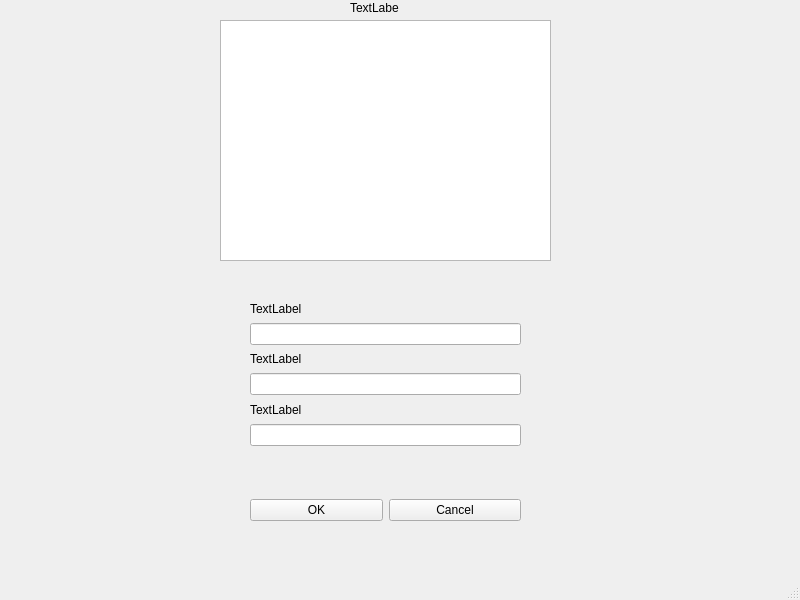
First picture: the form in Diplom2/ui/deleteWin.ui, repository shtorm901/Diplom_Work, before the edit.
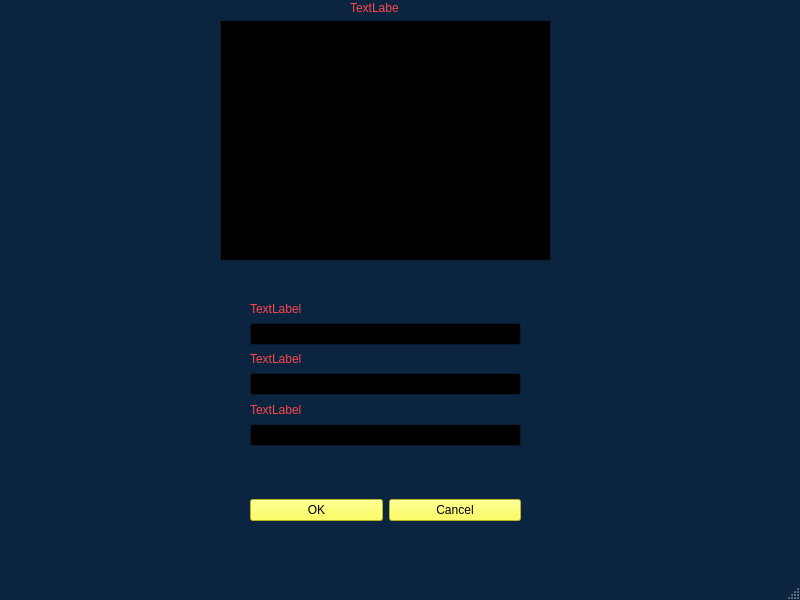
Second picture: the form after the edit.

Patch:
```diff
--- a/Diplom2/ui/deleteWin.ui
+++ b/Diplom2/ui/deleteWin.ui
@@ -10,6 +10,448 @@
     <height>600</height>
    </rect>
   </property>
+  <property name="palette">
+   <palette>
+    <active>
+     <colorrole role="WindowText">
+      <brush brushstyle="SolidPattern">
+       <color alpha="255">
+        <red>255</red>
+        <green>70</green>
+        <blue>73</blue>
+       </color>
+      </brush>
+     </colorrole>
+     <colorrole role="Button">
+      <brush brushstyle="SolidPattern">
+       <color alpha="255">
+        <red>11</red>
+        <green>37</green>
+        <blue>65</blue>
+       </color>
+      </brush>
+     </colorrole>
+     <colorrole role="Light">
+      <brush brushstyle="SolidPattern">
+       <color alpha="255">
+        <red>17</red>
+        <green>56</green>
+        <blue>97</blue>
+       </color>
+      </brush>
+     </colorrole>
+     <colorrole role="Midlight">
+      <brush brushstyle="SolidPattern">
+       <color alpha="255">
+        <red>14</red>
+        <green>46</green>
+        <blue>81</blue>
+       </color>
+      </brush>
+     </colorrole>
+     <colorrole role="Dark">
+      <brush brushstyle="SolidPattern">
+       <color alpha="255">
+        <red>5</red>
+        <green>18</green>
+        <blue>32</blue>
+       </color>
+      </brush>
+     </colorrole>
+     <colorrole role="Mid">
+      <brush brushstyle="SolidPattern">
+       <color alpha="255">
+        <red>7</red>
+        <green>25</green>
+        <blue>43</blue>
+       </color>
+      </brush>
+     </colorrole>
+     <colorrole role="Text">
+      <brush brushstyle="SolidPattern">
+       <color alpha="255">
+        <red>255</red>
+        <green>70</green>
+        <blue>73</blue>
+       </color>
+      </brush>
+     </colorrole>
+     <colorrole role="BrightText">
+      <brush brushstyle="SolidPattern">
+       <color alpha="255">
+        <red>255</red>
+        <green>70</green>
+        <blue>73</blue>
+       </color>
+      </brush>
+     </colorrole>
+     <colorrole role="ButtonText">
+      <brush brushstyle="SolidPattern">
+       <color alpha="255">
+        <red>255</red>
+        <green>70</green>
+        <blue>73</blue>
+       </color>
+      </brush>
+     </colorrole>
+     <colorrole role="Base">
+      <brush brushstyle="SolidPattern">
+       <color alpha="255">
+        <red>0</red>
+        <green>0</green>
+        <blue>0</blue>
+       </color>
+      </brush>
+     </colorrole>
+     <colorrole role="Window">
+      <brush brushstyle="SolidPattern">
+       <color alpha="255">
+        <red>11</red>
+        <green>37</green>
+        <blue>65</blue>
+       </color>
+      </brush>
+     </colorrole>
+     <colorrole role="Shadow">
+      <brush brushstyle="SolidPattern">
+       <color alpha="255">
+        <red>0</red>
+        <green>0</green>
+        <blue>0</blue>
+       </color>
+      </brush>
+     </colorrole>
+     <colorrole role="AlternateBase">
+      <brush brushstyle="SolidPattern">
+       <color alpha="255">
+        <red>5</red>
+        <green>18</green>
+        <blue>32</blue>
+       </color>
+      </brush>
+     </colorrole>
+     <colorrole role="ToolTipBase">
+      <brush brushstyle="SolidPattern">
+       <color alpha="255">
+        <red>255</red>
+        <green>255</green>
+        <blue>220</blue>
+       </color>
+      </brush>
+     </colorrole>
+     <colorrole role="ToolTipText">
+      <brush brushstyle="SolidPattern">
+       <color alpha="255">
+        <red>0</red>
+        <green>0</green>
+        <blue>0</blue>
+       </color>
+      </brush>
+     </colorrole>
+     <colorrole role="PlaceholderText">
+      <brush brushstyle="SolidPattern">
+       <color alpha="127">
+        <red>255</red>
+        <green>255</green>
+        <blue>255</blue>
+       </color>
+      </brush>
+     </colorrole>
+    </active>
+    <inactive>
+     <colorrole role="WindowText">
+      <brush brushstyle="SolidPattern">
+       <color alpha="255">
+        <red>255</red>
+        <green>70</green>
+        <blue>73</blue>
+       </color>
+      </brush>
+     </colorrole>
+     <colorrole role="Button">
+      <brush brushstyle="SolidPattern">
+       <color alpha="255">
+        <red>11</red>
+        <green>37</green>
+        <blue>65</blue>
+       </color>
+      </brush>
+     </colorrole>
+     <colorrole role="Light">
+      <brush brushstyle="SolidPattern">
+       <color alpha="255">
+        <red>17</red>
+        <green>56</green>
+        <blue>97</blue>
+       </color>
+      </brush>
+     </colorrole>
+     <colorrole role="Midlight">
+      <brush brushstyle="SolidPattern">
+       <color alpha="255">
+        <red>14</red>
+        <green>46</green>
+        <blue>81</blue>
+       </color>
+      </brush>
+     </colorrole>
+     <colorrole role="Dark">
+      <brush brushstyle="SolidPattern">
+       <color alpha="255">
+        <red>5</red>
+        <green>18</green>
+        <blue>32</blue>
+       </color>
+      </brush>
+     </colorrole>
+     <colorrole role="Mid">
+      <brush brushstyle="SolidPattern">
+       <color alpha="255">
+        <red>7</red>
+        <green>25</green>
+        <blue>43</blue>
+       </color>
+      </brush>
+     </colorrole>
+     <colorrole role="Text">
+      <brush brushstyle="SolidPattern">
+       <color alpha="255">
+        <red>255</red>
+        <green>70</green>
+        <blue>73</blue>
+       </color>
+      </brush>
+     </colorrole>
+     <colorrole role="BrightText">
+      <brush brushstyle="SolidPattern">
+       <color alpha="255">
+        <red>255</red>
+        <green>70</green>
+        <blue>73</blue>
+       </color>
+      </brush>
+     </colorrole>
+     <colorrole role="ButtonText">
+      <brush brushstyle="SolidPattern">
+       <color alpha="255">
+        <red>255</red>
+        <green>70</green>
+        <blue>73</blue>
+       </color>
+      </brush>
+     </colorrole>
+     <colorrole role="Base">
+      <brush brushstyle="SolidPattern">
+       <color alpha="255">
+        <red>0</red>
+        <green>0</green>
+        <blue>0</blue>
+       </color>
+      </brush>
+     </colorrole>
+     <colorrole role="Window">
+      <brush brushstyle="SolidPattern">
+       <color alpha="255">
+        <red>11</red>
+        <green>37</green>
+        <blue>65</blue>
+       </color>
+      </brush>
+     </colorrole>
+     <colorrole role="Shadow">
+      <brush brushstyle="SolidPattern">
+       <color alpha="255">
+        <red>0</red>
+        <green>0</green>
+        <blue>0</blue>
+       </color>
+      </brush>
+     </colorrole>
+     <colorrole role="AlternateBase">
+      <brush brushstyle="SolidPattern">
+       <color alpha="255">
+        <red>5</red>
+        <green>18</green>
+        <blue>32</blue>
+       </color>
+      </brush>
+     </colorrole>
+     <colorrole role="ToolTipBase">
+      <brush brushstyle="SolidPattern">
+       <color alpha="255">
+        <red>255</red>
+        <green>255</green>
+        <blue>220</blue>
+       </color>
+      </brush>
+     </colorrole>
+     <colorrole role="ToolTipText">
+      <brush brushstyle="SolidPattern">
+       <color alpha="255">
+        <red>0</red>
+        <green>0</green>
+        <blue>0</blue>
+       </color>
+      </brush>
+     </colorrole>
+     <colorrole role="PlaceholderText">
+      <brush brushstyle="SolidPattern">
+       <color alpha="127">
+        <red>255</red>
+        <green>255</green>
+        <blue>255</blue>
+       </color>
+      </brush>
+     </colorrole>
+    </inactive>
+    <disabled>
+     <colorrole role="WindowText">
+      <brush brushstyle="SolidPattern">
+       <color alpha="255">
+        <red>5</red>
+        <green>18</green>
+        <blue>32</blue>
+       </color>
+      </brush>
+     </colorrole>
+     <colorrole role="Button">
+      <brush brushstyle="SolidPattern">
+       <color alpha="255">
+        <red>11</red>
+        <green>37</green>
+        <blue>65</blue>
+       </color>
+      </brush>
+     </colorrole>
+     <colorrole role="Light">
+      <brush brushstyle="SolidPattern">
+       <color alpha="255">
+        <red>17</red>
+        <green>56</green>
+        <blue>97</blue>
+       </color>
+      </brush>
+     </colorrole>
+     <colorrole role="Midlight">
+      <brush brushstyle="SolidPattern">
+       <color alpha="255">
+        <red>14</red>
+        <green>46</green>
+        <blue>81</blue>
+       </color>
+      </brush>
+     </colorrole>
+     <colorrole role="Dark">
+      <brush brushstyle="SolidPattern">
+       <color alpha="255">
+        <red>5</red>
+        <green>18</green>
+        <blue>32</blue>
+       </color>
+      </brush>
+     </colorrole>
+     <colorrole role="Mid">
+      <brush brushstyle="SolidPattern">
+       <color alpha="255">
+        <red>7</red>
+        <green>25</green>
+        <blue>43</blue>
+       </color>
+      </brush>
+     </colorrole>
+     <colorrole role="Text">
+      <brush brushstyle="SolidPattern">
+       <color alpha="255">
+        <red>5</red>
+        <green>18</green>
+        <blue>32</blue>
+       </color>
+      </brush>
+     </colorrole>
+     <colorrole role="BrightText">
+      <brush brushstyle="SolidPattern">
+       <color alpha="255">
+        <red>255</red>
+        <green>70</green>
+        <blue>73</blue>
+       </color>
+      </brush>
+     </colorrole>
+     <colorrole role="ButtonText">
+      <brush brushstyle="SolidPattern">
+       <color alpha="255">
+        <red>5</red>
+        <green>18</green>
+        <blue>32</blue>
+       </color>
+      </brush>
+     </colorrole>
+     <colorrole role="Base">
+      <brush brushstyle="SolidPattern">
+       <color alpha="255">
+        <red>11</red>
+        <green>37</green>
+        <blue>65</blue>
+       </color>
+      </brush>
+     </colorrole>
+     <colorrole role="Window">
+      <brush brushstyle="SolidPattern">
+       <color alpha="255">
+        <red>11</red>
+        <green>37</green>
+        <blue>65</blue>
+       </color>
+      </brush>
+     </colorrole>
+     <colorrole role="Shadow">
+      <brush brushstyle="SolidPattern">
+       <color alpha="255">
+        <red>0</red>
+        <green>0</green>
+        <blue>0</blue>
+       </color>
+      </brush>
+     </colorrole>
+     <colorrole role="AlternateBase">
+      <brush brushstyle="SolidPattern">
+       <color alpha="255">
+        <red>11</red>
+        <green>37</green>
+        <blue>65</blue>
+       </color>
+      </brush>
+     </colorrole>
+     <colorrole role="ToolTipBase">
+      <brush brushstyle="SolidPattern">
+       <color alpha="255">
+        <red>255</red>
+        <green>255</green>
+        <blue>220</blue>
+       </color>
+      </brush>
+     </colorrole>
+     <colorrole role="ToolTipText">
+      <brush brushstyle="SolidPattern">
+       <color alpha="255">
+        <red>0</red>
+        <green>0</green>
+        <blue>0</blue>
+       </color>
+      </brush>
+     </colorrole>
+     <colorrole role="PlaceholderText">
+      <brush brushstyle="SolidPattern">
+       <color alpha="127">
+        <red>5</red>
+        <green>18</green>
+        <blue>32</blue>
+       </color>
+      </brush>
+     </colorrole>
+    </disabled>
+   </palette>
+  </property>
   <property name="windowTitle">
    <string>MainWindow</string>
   </property>
@@ -23,6 +465,33 @@
       <height>241</height>
      </rect>
     </property>
+    <property name="palette">
+     <palette>
+      <active>
+       <colorrole role="WindowText">
+        <brush brushstyle="SolidPattern">
+         <color alpha="255">
+          <red>114</red>
+          <green>255</green>
+          <blue>147</blue>
+         </color>
+        </brush>
+       </colorrole>
+      </active>
+      <inactive>
+       <colorrole role="WindowText">
+        <brush brushstyle="SolidPattern">
+         <color alpha="255">
+          <red>114</red>
+          <green>255</green>
+          <blue>147</blue>
+         </color>
+        </brush>
+       </colorrole>
+      </inactive>
+      <disabled/>
+     </palette>
+    </property>
     <column>
      <property name="text">
       <string/>
@@ -53,9 +522,63 @@
       <height>146</height>
      </rect>
     </property>
+    <property name="palette">
+     <palette>
+      <active>
+       <colorrole role="WindowText">
+        <brush brushstyle="SolidPattern">
+         <color alpha="255">
+          <red>114</red>
+          <green>255</green>
+          <blue>147</blue>
+         </color>
+        </brush>
+       </colorrole>
+      </active>
+      <inactive>
+       <colorrole role="WindowText">
+        <brush brushstyle="SolidPattern">
+         <color alpha="255">
+          <red>114</red>
+          <green>255</green>
+          <blue>147</blue>
+         </color>
+        </brush>
+       </colorrole>
+      </inactive>
+      <disabled/>
+     </palette>
+    </property>
     <layout class="QGridLayout" name="gridLayout">
      <item row="0" column="0">
       <widget class="QLabel" name="label">
+       <property name="palette">
+        <palette>
+         <active>
+          <colorrole role="WindowText">
+           <brush brushstyle="SolidPattern">
+            <color alpha="255">
+             <red>255</red>
+             <green>70</green>
+             <blue>73</blue>
+            </color>
+           </brush>
+          </colorrole>
+         </active>
+         <inactive>
+          <colorrole role="WindowText">
+           <brush brushstyle="SolidPattern">
+            <color alpha="255">
+             <red>255</red>
+             <green>70</green>
+             <blue>73</blue>
+            </color>
+           </brush>
+          </colorrole>
+         </inactive>
+         <disabled/>
+        </palette>
+       </property>
        <property name="text">
         <string>TextLabel</string>
        </property>
@@ -63,22 +586,160 @@
      </item>
      <item row="2" column="0">
       <widget class="QLabel" name="label_2">
+       <property name="palette">
+        <palette>
+         <active>
+          <colorrole role="WindowText">
+           <brush brushstyle="SolidPattern">
+            <color alpha="255">
+             <red>255</red>
+             <green>70</green>
+             <blue>73</blue>
+            </color>
+           </brush>
+          </colorrole>
+         </active>
+         <inactive>
+          <colorrole role="WindowText">
+           <brush brushstyle="SolidPattern">
+            <color alpha="255">
+             <red>255</red>
+             <green>70</green>
+             <blue>73</blue>
+            </color>
+           </brush>
+          </colorrole>
+         </inactive>
+         <disabled/>
+        </palette>
+       </property>
        <property name="text">
         <string>TextLabel</string>
        </property>
       </widget>
      </item>
      <item row="5" column="0">
-      <widget class="QLineEdit" name="lineEdit_3"/>
+      <widget class="QLineEdit" name="lineEdit_3">
+       <property name="palette">
+        <palette>
+         <active>
+          <colorrole role="WindowText">
+           <brush brushstyle="SolidPattern">
+            <color alpha="255">
+             <red>114</red>
+             <green>255</green>
+             <blue>147</blue>
+            </color>
+           </brush>
+          </colorrole>
+         </active>
+         <inactive>
+          <colorrole role="WindowText">
+           <brush brushstyle="SolidPattern">
+            <color alpha="255">
+             <red>114</red>
+             <green>255</green>
+             <blue>147</blue>
+            </color>
+           </brush>
+          </colorrole>
+         </inactive>
+         <disabled/>
+        </palette>
+       </property>
+      </widget>
      </item>
      <item row="3" column="0">
-      <widget class="QLineEdit" name="lineEdit_2"/>
+      <widget class="QLineEdit" name="lineEdit_2">
+       <property name="palette">
+        <palette>
+         <active>
+          <colorrole role="WindowText">
+           <brush brushstyle="SolidPattern">
+            <color alpha="255">
+             <red>114</red>
+             <green>255</green>
+             <blue>147</blue>
+            </color>
+           </brush>
+          </colorrole>
+         </active>
+         <inactive>
+          <colorrole role="WindowText">
+           <brush brushstyle="SolidPattern">
+            <color alpha="255">
+             <red>114</red>
+             <green>255</green>
+             <blue>147</blue>
+            </color>
+           </brush>
+          </colorrole>
+         </inactive>
+         <disabled/>
+        </palette>
+       </property>
+      </widget>
      </item>
      <item row="1" column="0">
-      <widget class="QLineEdit" name="lineEdit"/>
+      <widget class="QLineEdit" name="lineEdit">
+       <property name="palette">
+        <palette>
+         <active>
+          <colorrole role="WindowText">
+           <brush brushstyle="SolidPattern">
+            <color alpha="255">
+             <red>114</red>
+             <green>255</green>
+             <blue>147</blue>
+            </color>
+           </brush>
+          </colorrole>
+         </active>
+         <inactive>
+          <colorrole role="WindowText">
+           <brush brushstyle="SolidPattern">
+            <color alpha="255">
+             <red>114</red>
+             <green>255</green>
+             <blue>147</blue>
+            </color>
+           </brush>
+          </colorrole>
+         </inactive>
+         <disabled/>
+        </palette>
+       </property>
+      </widget>
      </item>
      <item row="4" column="0">
       <widget class="QLabel" name="label_3">
+       <property name="palette">
+        <palette>
+         <active>
+          <colorrole role="WindowText">
+           <brush brushstyle="SolidPattern">
+            <color alpha="255">
+             <red>255</red>
+             <green>70</green>
+             <blue>73</blue>
+            </color>
+           </brush>
+          </colorrole>
+         </active>
+         <inactive>
+          <colorrole role="WindowText">
+           <brush brushstyle="SolidPattern">
+            <color alpha="255">
+             <red>255</red>
+             <green>70</green>
+             <blue>73</blue>
+            </color>
+           </brush>
+          </colorrole>
+         </inactive>
+         <disabled/>
+        </palette>
+       </property>
        <property name="text">
         <string>TextLabel</string>
        </property>
@@ -95,9 +756,148 @@
       <height>80</height>
      </rect>
     </property>
+    <property name="palette">
+     <palette>
+      <active>
+       <colorrole role="WindowText">
+        <brush brushstyle="SolidPattern">
+         <color alpha="255">
+          <red>114</red>
+          <green>255</green>
+          <blue>147</blue>
+         </color>
+        </brush>
+       </colorrole>
+      </active>
+      <inactive>
+       <colorrole role="WindowText">
+        <brush brushstyle="SolidPattern">
+         <color alpha="255">
+          <red>114</red>
+          <green>255</green>
+          <blue>147</blue>
+         </color>
+        </brush>
+       </colorrole>
+      </inactive>
+      <disabled/>
+     </palette>
+    </property>
     <layout class="QGridLayout" name="gridLayout_2">
      <item row="0" column="0">
       <widget class="QPushButton" name="OK">
+       <property name="palette">
+        <palette>
+         <active>
+          <colorrole role="WindowText">
+           <brush brushstyle="SolidPattern">
+            <color alpha="255">
+             <red>114</red>
+             <green>255</green>
+             <blue>147</blue>
+            </color>
+           </brush>
+          </colorrole>
+          <colorrole role="Button">
+           <brush brushstyle="SolidPattern">
+            <color alpha="255">
+             <red>255</red>
+             <green>255</green>
+             <blue>52</blue>
+            </color>
+           </brush>
+          </colorrole>
+          <colorrole role="Base">
+           <brush brushstyle="SolidPattern">
+            <color alpha="255">
+             <red>255</red>
+             <green>255</green>
+             <blue>52</blue>
+            </color>
+           </brush>
+          </colorrole>
+          <colorrole role="Window">
+           <brush brushstyle="SolidPattern">
+            <color alpha="255">
+             <red>255</red>
+             <green>255</green>
+             <blue>52</blue>
+            </color>
+           </brush>
+          </colorrole>
+         </active>
+         <inactive>
+          <colorrole role="WindowText">
+           <brush brushstyle="SolidPattern">
+            <color alpha="255">
+             <red>114</red>
+             <green>255</green>
+             <blue>147</blue>
+            </color>
+           </brush>
+          </colorrole>
+          <colorrole role="Button">
+           <brush brushstyle="SolidPattern">
+            <color alpha="255">
+             <red>255</red>
+             <green>255</green>
+             <blue>52</blue>
+            </color>
+           </brush>
+          </colorrole>
+          <colorrole role="Base">
+           <brush brushstyle="SolidPattern">
+            <color alpha="255">
+             <red>255</red>
+             <green>255</green>
+             <blue>52</blue>
+            </color>
+           </brush>
+          </colorrole>
+          <colorrole role="Window">
+           <brush brushstyle="SolidPattern">
+            <color alpha="255">
+             <red>255</red>
+             <green>255</green>
+             <blue>52</blue>
+            </color>
+           </brush>
+          </colorrole>
+         </inactive>
+         <disabled>
+          <colorrole role="Button">
+           <brush brushstyle="SolidPattern">
+            <color alpha="255">
+             <red>255</red>
+             <green>255</green>
+             <blue>52</blue>
+            </color>
+           </brush>
+          </colorrole>
+          <colorrole role="Base">
+           <brush brushstyle="SolidPattern">
+            <color alpha="255">
+             <red>255</red>
+             <green>255</green>
+             <blue>52</blue>
+            </color>
+           </brush>
+          </colorrole>
+          <colorrole role="Window">
+           <brush brushstyle="SolidPattern">
+            <color alpha="255">
+             <red>255</red>
+             <green>255</green>
+             <blue>52</blue>
+            </color>
+           </brush>
+          </colorrole>
+         </disabled>
+        </palette>
+       </property>
+       <property name="styleSheet">
+        <string notr="true">background-color:rgb(255, 255, 52)</string>
+       </property>
        <property name="text">
         <string>OK</string>
        </property>
@@ -105,6 +905,118 @@
      </item>
      <item row="0" column="1">
       <widget class="QPushButton" name="Cancel">
+       <property name="palette">
+        <palette>
+         <active>
+          <colorrole role="WindowText">
+           <brush brushstyle="SolidPattern">
+            <color alpha="255">
+             <red>114</red>
+             <green>255</green>
+             <blue>147</blue>
+            </color>
+           </brush>
+          </colorrole>
+          <colorrole role="Button">
+           <brush brushstyle="SolidPattern">
+            <color alpha="255">
+             <red>255</red>
+             <green>255</green>
+             <blue>52</blue>
+            </color>
+           </brush>
+          </colorrole>
+          <colorrole role="Base">
+           <brush brushstyle="SolidPattern">
+            <color alpha="255">
+             <red>255</red>
+             <green>255</green>
+             <blue>52</blue>
+            </color>
+           </brush>
+          </colorrole>
+          <colorrole role="Window">
+           <brush brushstyle="SolidPattern">
+            <color alpha="255">
+             <red>255</red>
+             <green>255</green>
+             <blue>52</blue>
+            </color>
+           </brush>
+          </colorrole>
+         </active>
+         <inactive>
+          <colorrole role="WindowText">
+           <brush brushstyle="SolidPattern">
+            <color alpha="255">
+             <red>114</red>
+             <green>255</green>
+             <blue>147</blue>
+            </color>
+           </brush>
+          </colorrole>
+          <colorrole role="Button">
+           <brush brushstyle="SolidPattern">
+            <color alpha="255">
+             <red>255</red>
+             <green>255</green>
+             <blue>52</blue>
+            </color>
+           </brush>
+          </colorrole>
+          <colorrole role="Base">
+           <brush brushstyle="SolidPattern">
+            <color alpha="255">
+             <red>255</red>
+             <green>255</green>
+             <blue>52</blue>
+            </color>
+           </brush>
+          </colorrole>
+          <colorrole role="Window">
+           <brush brushstyle="SolidPattern">
+            <color alpha="255">
+             <red>255</red>
+             <green>255</green>
+             <blue>52</blue>
+            </color>
+           </brush>
+          </colorrole>
+         </inactive>
+         <disabled>
+          <colorrole role="Button">
+           <brush brushstyle="SolidPattern">
+            <color alpha="255">
+             <red>255</red>
+             <green>255</green>
+             <blue>52</blue>
+            </color>
+           </brush>
+          </colorrole>
+          <colorrole role="Base">
+           <brush brushstyle="SolidPattern">
+            <color alpha="255">
+             <red>255</red>
+             <green>255</green>
+             <blue>52</blue>
+            </color>
+           </brush>
+          </colorrole>
+          <colorrole role="Window">
+           <brush brushstyle="SolidPattern">
+            <color alpha="255">
+             <red>255</red>
+             <green>255</green>
+             <blue>52</blue>
+            </color>
+           </brush>
+          </colorrole>
+         </disabled>
+        </palette>
+       </property>
+       <property name="styleSheet">
+        <string notr="true">background-color:rgb(255, 255, 52)</string>
+       </property>
        <property name="text">
         <string>Cancel</string>
        </property>
@@ -121,6 +1033,33 @@
       <height>241</height>
      </rect>
     </property>
+    <property name="palette">
+     <palette>
+      <active>
+       <colorrole role="WindowText">
+        <brush brushstyle="SolidPattern">
+         <color alpha="255">
+          <red>255</red>
+          <green>70</green>
+          <blue>73</blue>
+         </color>
+        </brush>
+       </colorrole>
+      </active>
+      <inactive>
+       <colorrole role="WindowText">
+        <brush brushstyle="SolidPattern">
+         <color alpha="255">
+          <red>255</red>
+          <green>70</green>
+          <blue>73</blue>
+         </color>
+        </brush>
+       </colorrole>
+      </inactive>
+      <disabled/>
+     </palette>
+    </property>
    </widget>
    <widget class="QLabel" name="label_4">
     <property name="geometry">
@@ -131,6 +1070,33 @@
       <height>16</height>
      </rect>
     </property>
+    <property name="palette">
+     <palette>
+      <active>
+       <colorrole role="WindowText">
+        <brush brushstyle="SolidPattern">
+         <color alpha="255">
+          <red>255</red>
+          <green>70</green>
+          <blue>73</blue>
+         </color>
+        </brush>
+       </colorrole>
+      </active>
+      <inactive>
+       <colorrole role="WindowText">
+        <brush brushstyle="SolidPattern">
+         <color alpha="255">
+          <red>255</red>
+          <green>70</green>
+          <blue>73</blue>
+         </color>
+        </brush>
+       </colorrole>
+      </inactive>
+      <disabled/>
+     </palette>
+    </property>
     <property name="text">
      <string>TextLabel</string>
     </property>
```
